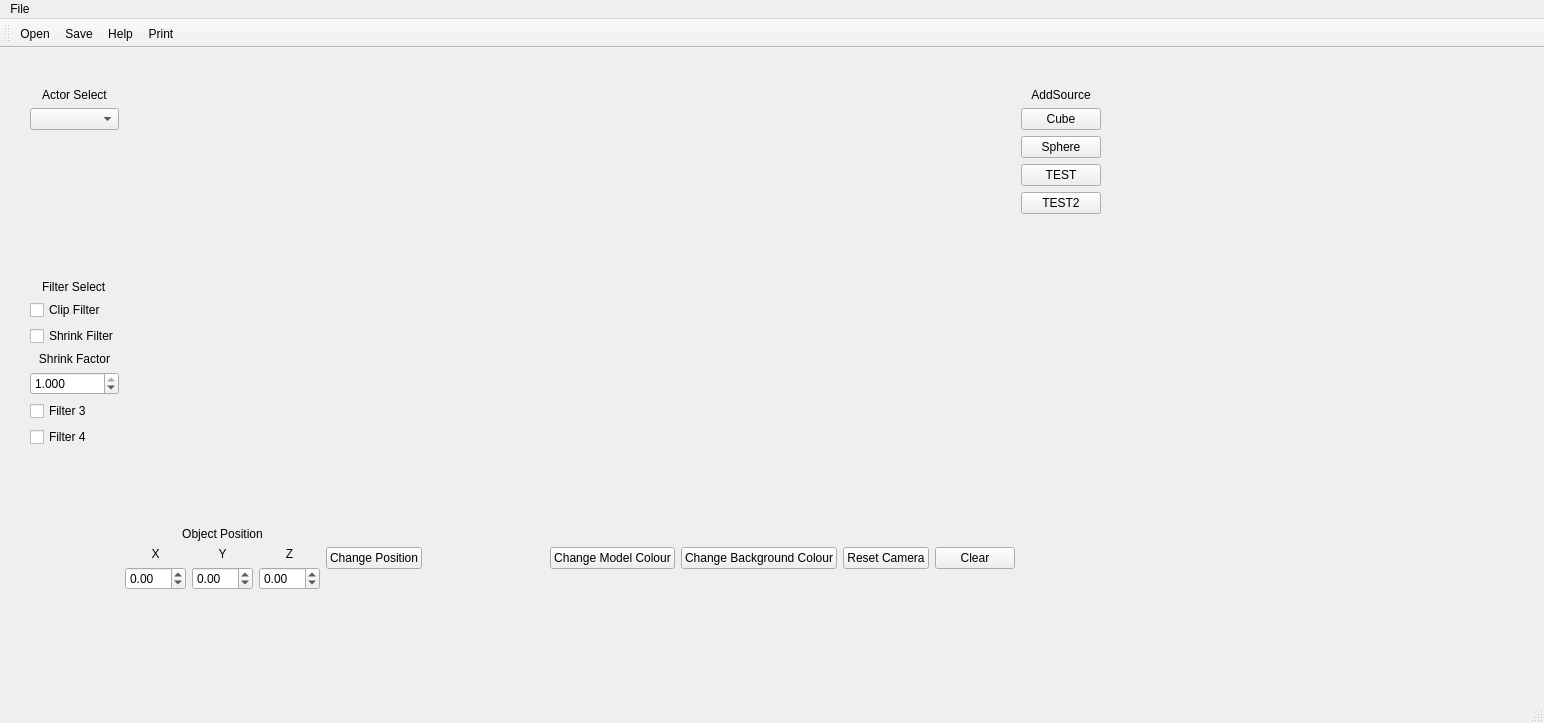
Above: QtVTK_Template/mainwindow.ui from ejagombar/2021_Group_3 before the change. Below: the same form after it.
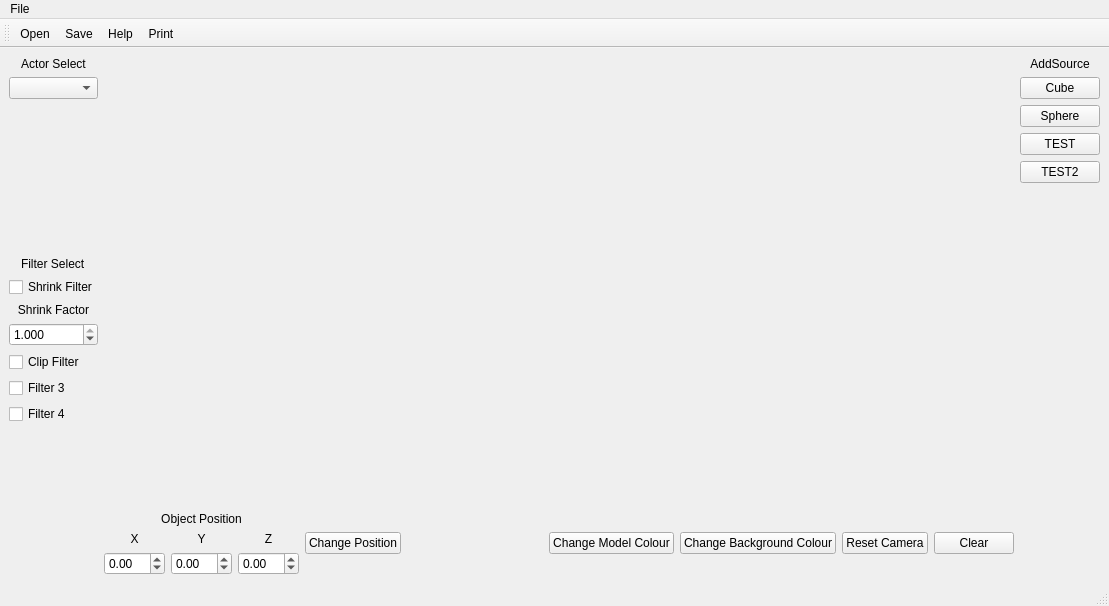
That is the form after the change. Icons and pictures are not drawn. Custom widgets are drawn as their Qt base class.

Commit message:
Working 2 Filters with general input and outputs
Filter 3 working in isolation

The edit to the form file:
```diff
--- a/QtVTK_Template/mainwindow.ui
+++ b/QtVTK_Template/mainwindow.ui
@@ -6,24 +6,15 @@
    <rect>
     <x>0</x>
     <y>0</y>
-    <width>1544</width>
-    <height>723</height>
+    <width>1109</width>
+    <height>606</height>
    </rect>
   </property>
   <property name="windowTitle">
    <string>MainWindow</string>
   </property>
   <widget class="QWidget" name="centralwidget">
-   <widget class="QWidget" name="horizontalLayoutWidget">
-    <property name="geometry">
-     <rect>
-      <x>30</x>
-      <y>40</y>
-      <width>1071</width>
-      <height>502</height>
-     </rect>
-    </property>
-    <layout class="QHBoxLayout" name="Main_Layout">
+   <layout class="QHBoxLayout" name="horizontalLayout_2">
      <item>
       <layout class="QVBoxLayout" name="verticalLayout_2">
        <item>
@@ -66,13 +57,6 @@
          </property>
         </widget>
        </item>
-       <item>
-        <widget class="QCheckBox" name="checkBox_Clip">
-         <property name="text">
-          <string>Clip Filter</string>
-         </property>
-        </widget>
-       </item>
        <item>
         <widget class="QCheckBox" name="checkBox_Shrink">
          <property name="text">
@@ -109,6 +93,13 @@
          </property>
         </widget>
        </item>
+      <item>
+       <widget class="QCheckBox" name="checkBox_Clip">
+        <property name="text">
+         <string>Clip Filter</string>
+        </property>
+       </widget>
+      </item>
        <item>
         <widget class="QCheckBox" name="checkBox_Filter3">
          <property name="text">
@@ -150,23 +141,10 @@
          </property>
         </widget>
        </item>
-       <item>
-        <spacer name="verticalSpacer_3">
-         <property name="orientation">
-          <enum>Qt::Vertical</enum>
-         </property>
-         <property name="sizeHint" stdset="0">
-          <size>
-           <width>20</width>
-           <height>40</height>
-          </size>
-         </property>
-        </spacer>
-       </item>
        <item>
         <layout class="QHBoxLayout" name="horizontalLayout">
          <property name="topMargin">
-          <number>0</number>
+         <number>15</number>
          </property>
          <item>
           <layout class="QHBoxLayout" name="horizontalLayout_3">
@@ -377,13 +355,12 @@
      </item>
     </layout>
    </widget>
-  </widget>
   <widget class="QMenuBar" name="menubar">
    <property name="geometry">
     <rect>
      <x>0</x>
      <y>0</y>
-     <width>1544</width>
+     <width>1109</width>
      <height>26</height>
     </rect>
    </property>
```
Lines whose indentation alone changed are shown as unchanged. The commit also changes 4 other files.
